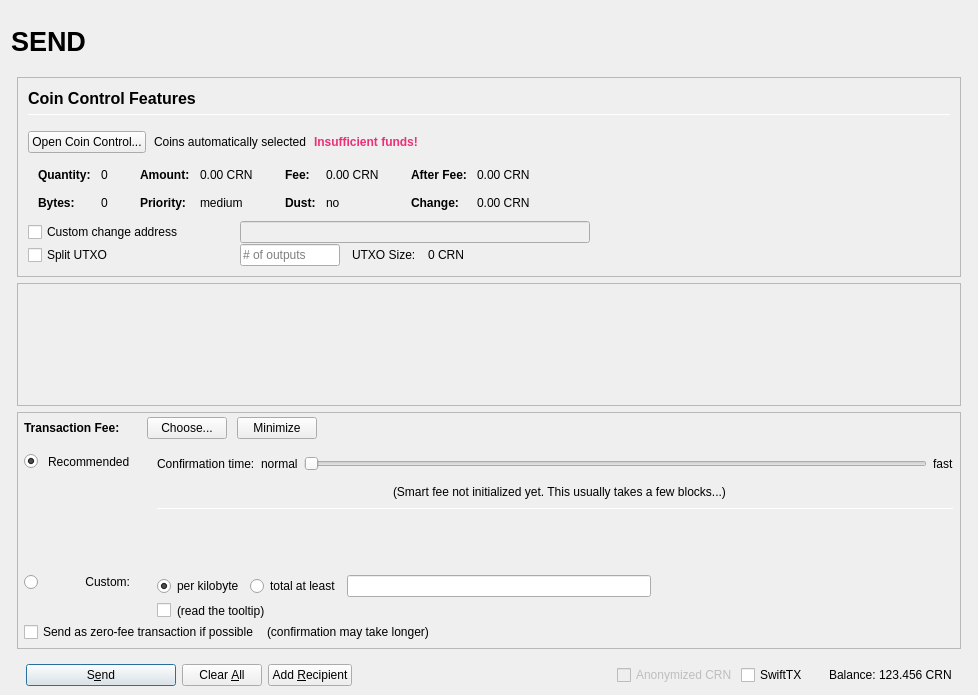
Qt form src/qt/forms/sendcoinsdialog.ui (KieranBry/Makeator) before a commit.
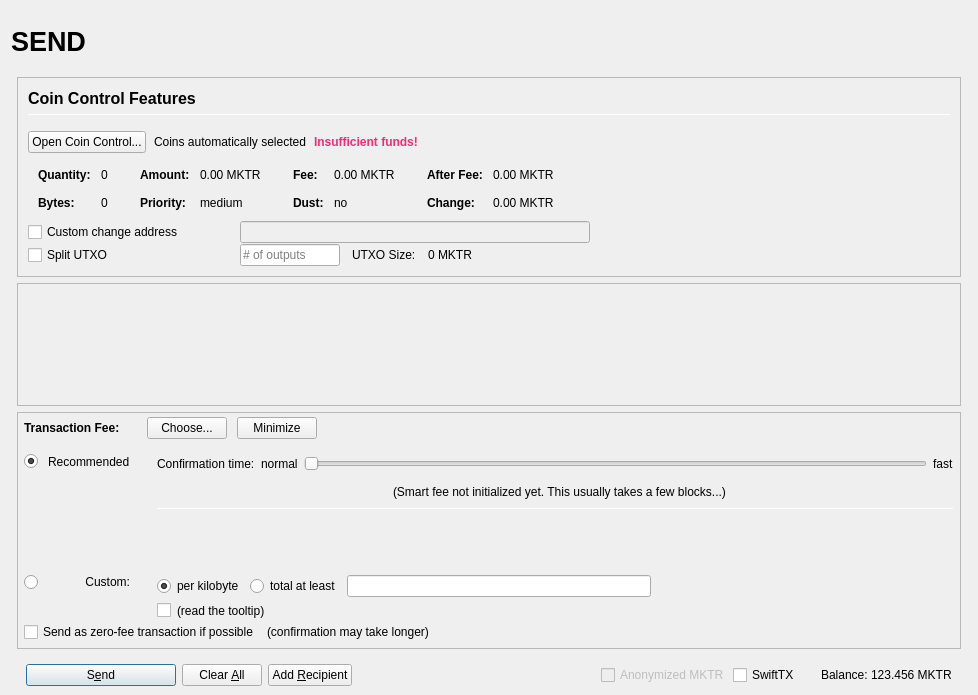
The same form after that commit. Icons and pictures are not drawn. Custom widgets are drawn as their Qt base class.

Patch:
```diff
--- a/src/qt/forms/sendcoinsdialog.ui
+++ b/src/qt/forms/sendcoinsdialog.ui
@@ -493,7 +493,7 @@
                         <enum>Qt::ActionsContextMenu</enum>
                        </property>
                        <property name="text">
-                        <string notr="true">0.00 CRN</string>
+                        <string notr="true">0.00 MKTR</string>
                        </property>
                        <property name="textInteractionFlags">
                         <set>Qt::LinksAccessibleByMouse|Qt::TextSelectableByKeyboard|Qt::TextSelectableByMouse</set>
@@ -573,7 +573,7 @@
                         <enum>Qt::ActionsContextMenu</enum>
                        </property>
                        <property name="text">
-                        <string notr="true">0.00 CRN</string>
+                        <string notr="true">0.00 MKTR</string>
                        </property>
                        <property name="textInteractionFlags">
                         <set>Qt::LinksAccessibleByMouse|Qt::TextSelectableByKeyboard|Qt::TextSelectableByMouse</set>
@@ -653,7 +653,7 @@
                         <enum>Qt::ActionsContextMenu</enum>
                        </property>
                        <property name="text">
-                        <string notr="true">0.00 CRN</string>
+                        <string notr="true">0.00 MKTR</string>
                        </property>
                        <property name="textInteractionFlags">
                         <set>Qt::LinksAccessibleByMouse|Qt::TextSelectableByKeyboard|Qt::TextSelectableByMouse</set>
@@ -682,7 +682,7 @@
                         <enum>Qt::ActionsContextMenu</enum>
                        </property>
                        <property name="text">
-                        <string notr="true">0.00 CRN</string>
+                        <string notr="true">0.00 MKTR</string>
                        </property>
                        <property name="textInteractionFlags">
                         <set>Qt::LinksAccessibleByMouse|Qt::TextSelectableByKeyboard|Qt::TextSelectableByMouse</set>
@@ -849,7 +849,7 @@
                 <item>
                  <widget class="QLabel" name="labelBlockSize">
                   <property name="text">
-                   <string>0 CRN</string>
+                   <string>0 MKTR</string>
                   </property>
                  </widget>
                 </item>
@@ -1686,7 +1686,7 @@
                 <bool>false</bool>
                </property>
                <property name="text">
-                <string>Anonymized CRN</string>
+                <string>Anonymized MKTR</string>
                </property>
               </widget>
              </item>
@@ -1725,7 +1725,7 @@
                 <cursorShape>IBeamCursor</cursorShape>
                </property>
                <property name="text">
-                <string notr="true">123.456 CRN</string>
+                <string notr="true">123.456 MKTR</string>
                </property>
                <property name="textInteractionFlags">
                 <set>Qt::LinksAccessibleByMouse|Qt::TextSelectableByKeyboard|Qt::TextSelectableByMouse</set>
```
Left out of the diff: 18 changed lines with no effect on the pictures.
